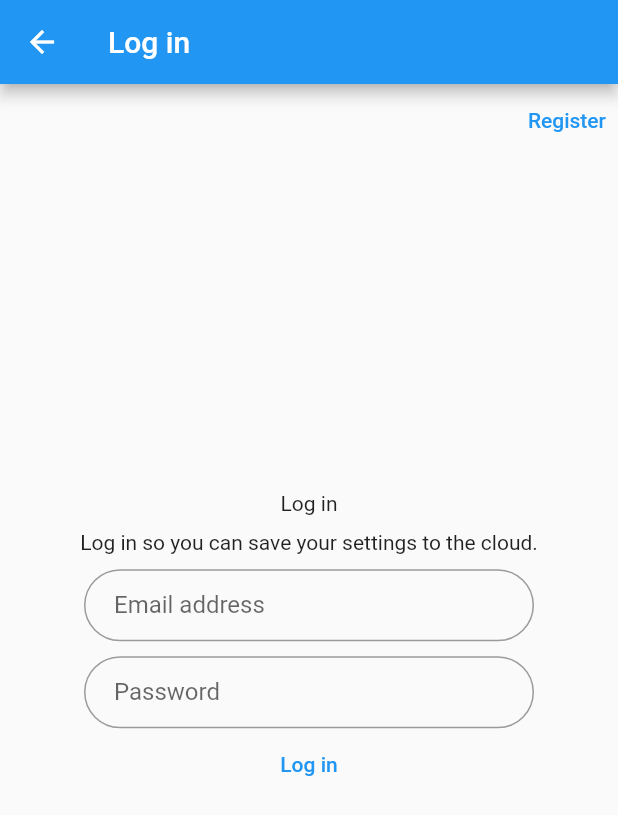
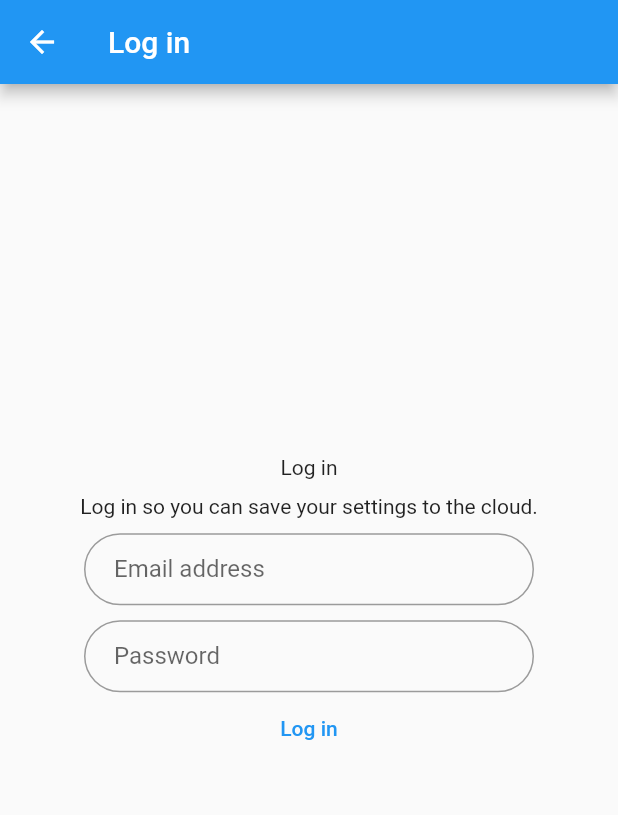
Before and after one commit to TheOmnimax/ebook_uploader, a Flutter app: the LoginScreen screen opened directly, on a phone screen of 412 x 824 dp. Shown: the top 815 px of the screen. Run offline on Flutter 3.47's test engine with Material 2 defaults, Android fonts, the light colour scheme and no system bars; our stand-ins replace equatable, file_picker, firebase_auth, firebase_core, flutter_bloc; accounts and stored records are empty.

Commit message:
Removed unusable register button

```diff
--- a/lib/screens/login_screen/login_screen.dart
+++ b/lib/screens/login_screen/login_screen.dart
@@ -39,15 +39,6 @@ class LoginScreen extends StatelessWidget {
             body: SafeArea(
               child: Column(
                 children: [
-                  TextButton(
-                    onPressed: () {
-                      Navigator.popAndPushNamed(context, '/register');
-                    },
-                    child: const Align(
-                      alignment: Alignment.topRight,
-                      child: Text('Register'),
-                    ),
-                  ),
                   Expanded(
                     child: Padding(
                       padding: const EdgeInsets.only(bottom: 35),
```
